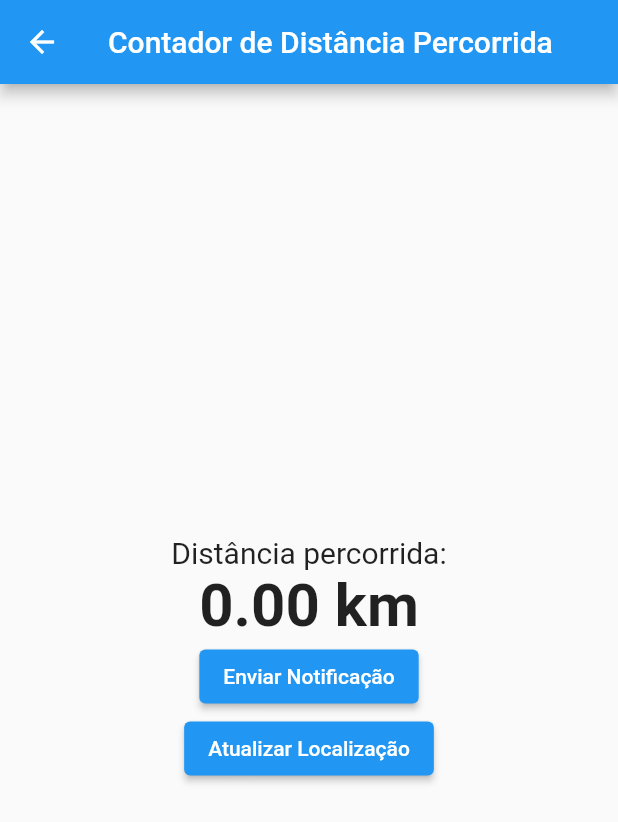
After one commit to MatheusFreire7/flutter_TCC, a Flutter app: the DistanceTracker screen opened directly, after a tap on "Atualizar Localização", on a phone screen of 412 x 824 dp. The commit adds this screen. Shown: the top 822 px of the screen. Run offline on Flutter 3.47's test engine with Material 2 defaults, Android fonts, the phone set to English and light mode, and no system bars; our stand-ins replace charts_flutter, flutter_local_notifications, geolocator.

Commit message:
Inicio do desenvolvimento do contador de distância

```diff
--- /dev/null
+++ b/lib/distancia.dart
@@ -0,0 +1,134 @@
+import 'package:flutter/material.dart';
+import 'package:geolocator/geolocator.dart';
+import 'package:flutter_local_notifications/flutter_local_notifications.dart';
+
+class DistanceTracker extends StatefulWidget {
+  @override
+  _DistanceTrackerState createState() => _DistanceTrackerState();
+}
+
+class _DistanceTrackerState extends State<DistanceTracker> {
+  Position? _startPosition;
+  double _distance = 0.0;
+  FlutterLocalNotificationsPlugin? _notificationPlugin;
+
+  @override
+  void initState() {
+    super.initState();
+    _initializeNotifications();
+    _startTracking();
+  }
+
+  Future<void> _initializeNotifications() async {
+    _notificationPlugin = FlutterLocalNotificationsPlugin();
+    const AndroidInitializationSettings initializationSettingsAndroid =
+        AndroidInitializationSettings('app_icon');
+    final InitializationSettings initializationSettings =
+        InitializationSettings(android: initializationSettingsAndroid);
+    await _notificationPlugin!.initialize(initializationSettings);
+  }
+
+  Future<void> _showNotification(String content) async {
+    const AndroidNotificationDetails androidPlatformChannelSpecifics =
+        AndroidNotificationDetails(
+      'distance_channel',
+      'Distance Tracker',
+    );
+    const NotificationDetails platformChannelSpecifics =
+        NotificationDetails(android: androidPlatformChannelSpecifics);
+    await _notificationPlugin!.show(
+      0,
+      'Distance Tracker',
+      content,
+      platformChannelSpecifics,
+    );
+  }
+
+  void updateDistance(double latitude, double longitude) {
+    if (_startPosition != null) {
+      final currentPosition = Position(
+        latitude: latitude,
+        longitude: longitude,
+        timestamp: DateTime.now(),
+        accuracy: 0.0,
+        altitude: 0.0,
+        heading: 0.0,
+        speed: 0.0,
+        speedAccuracy: 0.0,
+      );
+
+      final distanceInMeters = Geolocator.distanceBetween(
+        _startPosition!.latitude,
+        _startPosition!.longitude,
+        currentPosition.latitude,
+        currentPosition.longitude,
+      );
+
+      setState(() {
+        _distance += distanceInMeters;
+       // _startPosition = currentPosition;
+      });
+    }
+  }
+
+  Future<void> _startTracking() async {
+    final initialLocation = await Geolocator.getCurrentPosition();
+    setState(() {
+      _startPosition = initialLocation;
+    });
+
+    Geolocator.getPositionStream().listen((Position currentPosition) {
+      updateDistance(currentPosition.latitude, currentPosition.longitude);
+    });
+  }
+
+  void _sendNotification() {
+    final formattedDistance = (_distance / 1000).toStringAsFixed(2);
+    _showNotification('$formattedDistance km percorridos');
+  }
+
+  @override
+  Widget build(BuildContext context) {
+    return Scaffold(
+      appBar: AppBar(
+        title: const Text('Contador de Distância Percorrida'),
+      ),
+      body: Center(
+        child: Column(
+          mainAxisAlignment: MainAxisAlignment.center,
+          children: [
+            const Text(
+              'Distância percorrida:',
+              style: TextStyle(fontSize: 20.0),
+            ),
+            Text(
+              '${(_distance / 1000).toStringAsFixed(2)} km',
+              style: const TextStyle(fontSize: 40.0, fontWeight: FontWeight.bold),
+            ),
+            ElevatedButton(
+              onPressed: _sendNotification,
+              child: const Text('Enviar Notificação'),
+            ),
+            ElevatedButton(
+              onPressed: () {
+                // Simular a alteração da localização manualmente
+                // Atualize as coordenadas abaixo para simular diferentes localizações
+                updateDistance(-22.9007665, -47.0688856);
+              },
+              child: const Text('Atualizar Localização'),
+            ),
+          ],
+        ),
+      ),
+    );
+  }
+
+
+}
+
+void main() {
+  runApp(MaterialApp(
+    title: 'Distance Tracker',
+    home: DistanceTracker(),
+  ));
+}
--- a/pubspec.yaml
+++ b/pubspec.yaml
@@ -38,6 +38,9 @@ dependencies:
   #flutter_local_notifications: ^10.0.0
   url_launcher: ^6.1.11
   charts_flutter: ^0.12.0
+  geolocator: ^7.0.3
+  flutter_local_notifications: ^14.1.0
+  permission_handler: ^10.2.0
 
 
 dev_dependencies:
```
Also changed, not shown: lib/config.dart (+13 -0 lines), pubspec.lock, 4 other files.
